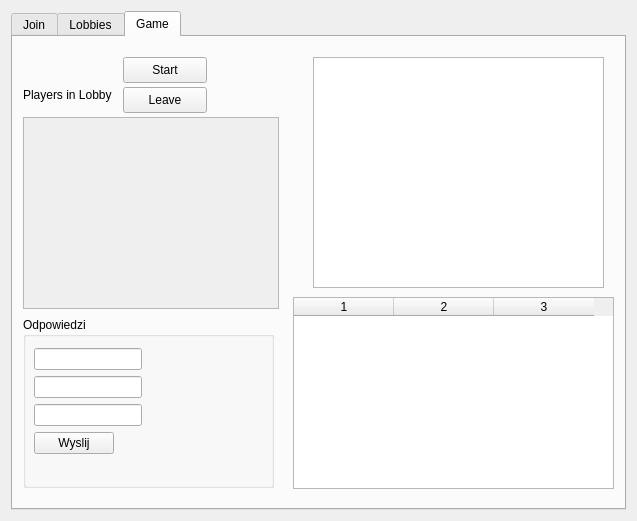
First picture: the form in ClientGui/mywidget.ui, repository homoglobina/ProjektSK2.2, before the edit.
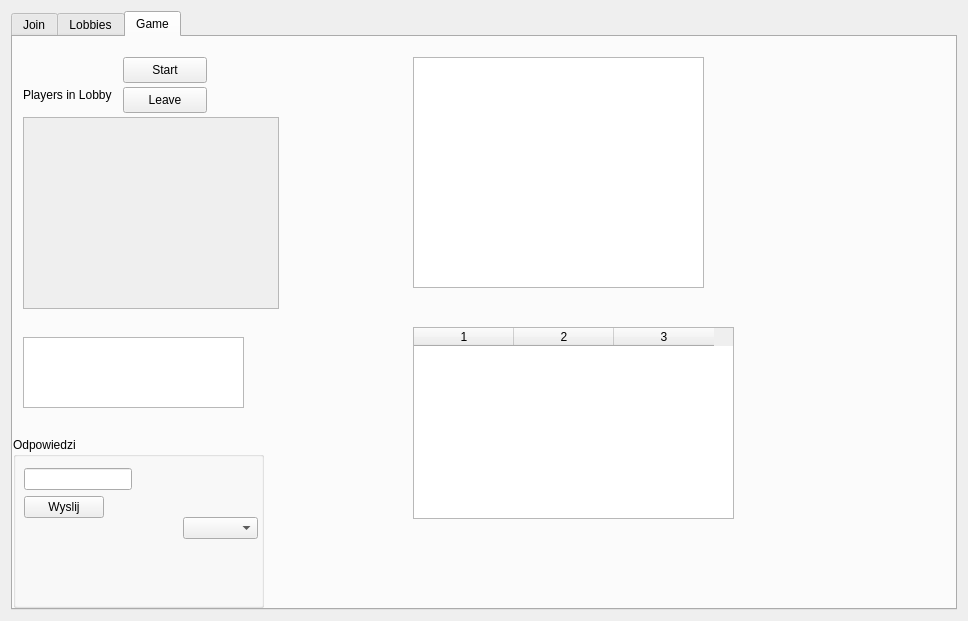
Second picture: the form after the edit.

```diff
--- a/ClientGui/mywidget.ui
+++ b/ClientGui/mywidget.ui
@@ -6,8 +6,8 @@
    <rect>
     <x>0</x>
     <y>0</y>
-    <width>637</width>
-    <height>521</height>
+    <width>968</width>
+    <height>621</height>
    </rect>
   </property>
   <property name="windowTitle">
@@ -239,7 +239,7 @@
       <widget class="QTextEdit" name="gameTextEdit">
        <property name="geometry">
         <rect>
-         <x>300</x>
+         <x>400</x>
          <y>20</y>
          <width>291</width>
          <height>231</height>
@@ -249,8 +249,8 @@
       <widget class="QGroupBox" name="groupBox">
        <property name="geometry">
         <rect>
-         <x>10</x>
-         <y>280</y>
+         <x>0</x>
+         <y>400</y>
          <width>251</width>
          <height>171</height>
         </rect>
@@ -263,7 +263,7 @@
          <rect>
           <x>0</x>
           <y>20</y>
-          <width>160</width>
+          <width>163</width>
           <height>151</height>
          </rect>
         </property>
@@ -271,13 +271,7 @@
          <item row="0" column="0">
           <widget class="QLineEdit" name="answerEdit1"/>
          </item>
-         <item row="2" column="0">
-          <widget class="QLineEdit" name="answerEdit3"/>
-         </item>
          <item row="1" column="0">
-          <widget class="QLineEdit" name="answerEdit2"/>
-         </item>
-         <item row="3" column="0">
           <widget class="QPushButton" name="sendAnswersButton">
            <property name="text">
             <string>Wyslij</string>
@@ -286,12 +280,22 @@
          </item>
         </layout>
        </widget>
+       <widget class="QComboBox" name="categoryBox">
+        <property name="geometry">
+         <rect>
+          <x>170</x>
+          <y>80</y>
+          <width>75</width>
+          <height>22</height>
+         </rect>
+        </property>
+       </widget>
       </widget>
       <widget class="QTableWidget" name="scoreTable">
        <property name="geometry">
         <rect>
-         <x>280</x>
-         <y>260</y>
+         <x>400</x>
+         <y>290</y>
          <width>321</width>
          <height>192</height>
         </rect>
@@ -303,6 +307,16 @@
        <column/>
        <column/>
       </widget>
+      <widget class="QTableWidget" name="categoryWidget">
+       <property name="geometry">
+        <rect>
+         <x>10</x>
+         <y>300</y>
+         <width>221</width>
+         <height>71</height>
+        </rect>
+       </property>
+      </widget>
      </widget>
     </widget>
    </item>
```
Left out of the diff: 2 changed lines with no effect on the pictures.
